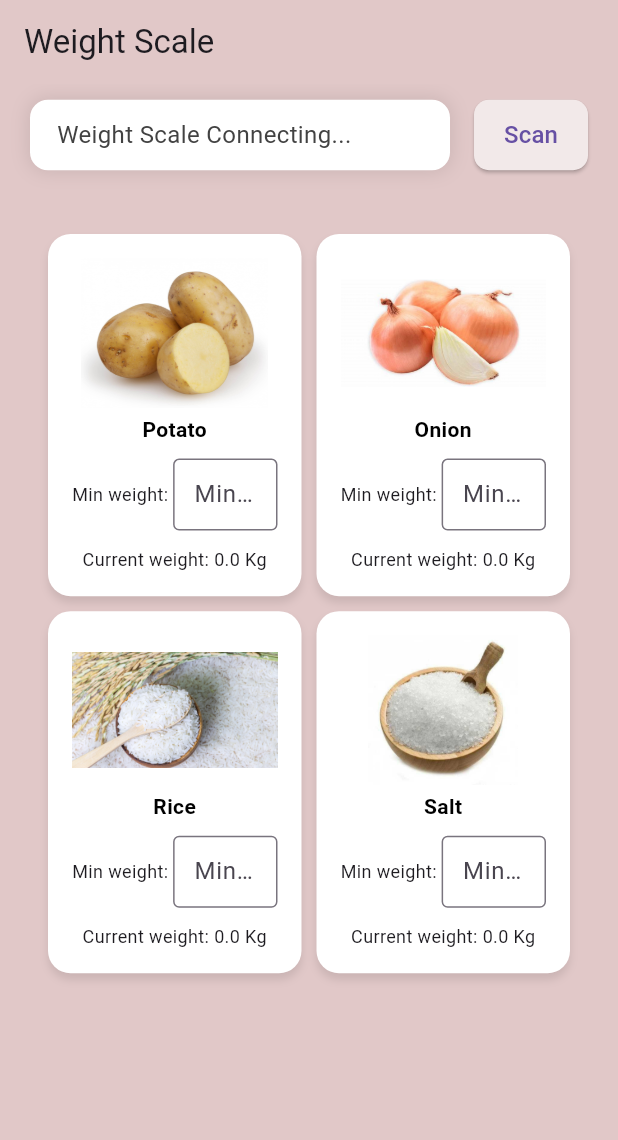
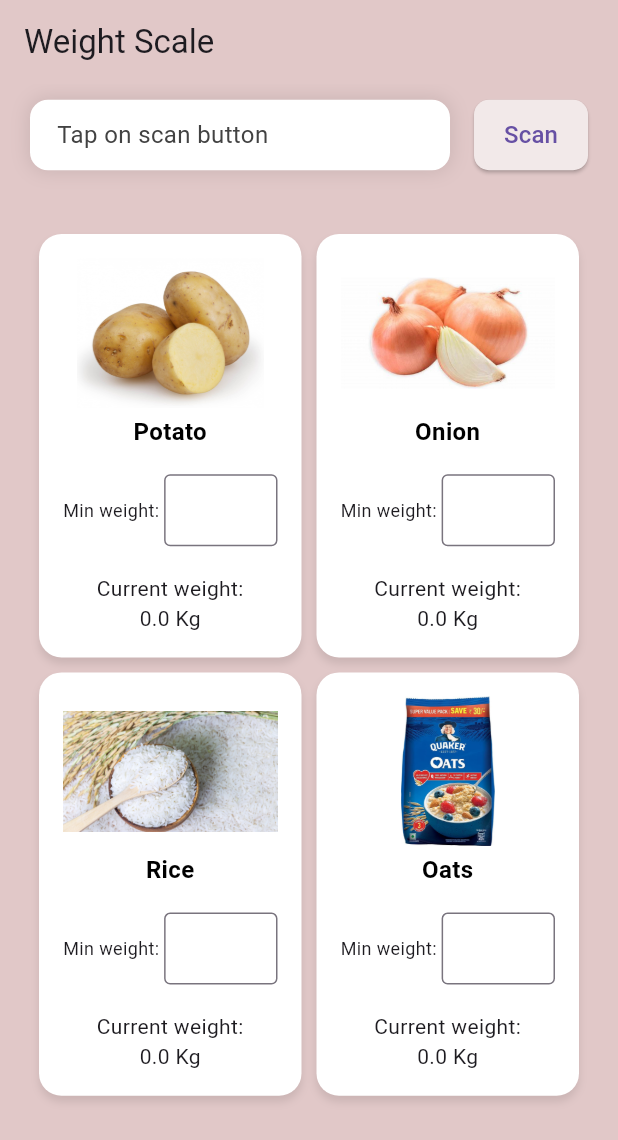
Before and after one commit to HIT-Solution/weight_scaling_system, a Flutter app: the screen it shows after launch, on a phone screen of 412 x 824 dp. Shown: the top 1140 px of the screen. Run offline on Flutter 3.47's test engine with Material 3 defaults, Android fonts, the light colour scheme and no system bars; our stand-ins replace flutter_blue_plus, permission_handler, shared_preferences.

Commit message:
ots added instead of salt, others issues ble solved

```diff
--- a/lib/home_screen.dart
+++ b/lib/home_screen.dart
@@ -1,4 +1,5 @@
 import 'dart:async';
+import 'package:flutter/cupertino.dart';
 import 'package:flutter/material.dart';
 import 'package:flutter/widgets.dart';
 import 'package:shared_preferences/shared_preferences.dart';
@@ -9,14 +10,14 @@
     required this.potatoWeight,
     required this.onionWeight,
     required this.riceWeight,
-    required this.saltWeight,
+    required this.oatsWeight,
     required this.isBLEConnected,
   });
 
   final String potatoWeight;
   final String onionWeight;
   final String riceWeight;
-  final String saltWeight;
+  final String oatsWeight;
   final bool isBLEConnected;
 
   @override
@@ -26,11 +27,11 @@
 class _ProductScreenState extends State<ProductScreen> {
   List<Product> products = [];
   bool _isShowingLowWeightDialog =
-      false; // {"potato":5,"onion":1,"rice":1,"salt":1}
+      false; // {"potato":5,"onion":1,"rice":1,"oats":1}
   final TextEditingController potatoController = TextEditingController();
   final TextEditingController onionController = TextEditingController();
   final TextEditingController riceController = TextEditingController();
-  final TextEditingController saltController = TextEditingController();
+  final TextEditingController oatsController = TextEditingController();
   late List<TextEditingController> controllers;
   @override
   void initState() {
@@ -41,7 +42,7 @@
       potatoController,
       onionController,
       riceController,
-      saltController
+      oatsController
     ];
     products = getProducts([1, 1, 1, 1]);
     _checkLowWeightProducts();
@@ -81,16 +82,17 @@
               : 0,
           index: 2),
       Product(
-          productName: 'Salt',
-          productImageAsset: 'assets/salt.jpg',
+          productName: 'Oats',
+          productImageAsset: 'assets/oats.jpg',
           minWeight: minWeights[3],
-          currentWeight: widget.saltWeight.isNotEmpty
-              ? double.parse(widget.saltWeight)
+          currentWeight: widget.oatsWeight.isNotEmpty
+              ? double.parse(widget.oatsWeight)
               : 0,
           index: 3),
     ];
   }
 
+  // sa
   void _checkLowWeightProducts() async {
     //if(context.mounted)
     print("1");
@@ -113,7 +115,7 @@
     }
     print("5");
     await Future.delayed(
-        const Duration(seconds: 30)); // Check again after 10 seconds
+        const Duration(seconds: 5)); // Check again after 10 seconds
     print("6");
     _checkLowWeightProducts();
   }
@@ -181,7 +183,7 @@
         double storedWeight =
             prefs.getDouble('${product.productName}_minWeight') ?? 1;
         print("3");
-        // {"potato":5,"onion":1,"rice":1,"salt":1}
+        // {"potato":5,"onion":1,"rice":1,"oats":1}
         //  product.minWeight = storedWeight;
         if (!controllerInited[product.index]) {
           print("4");
@@ -227,11 +229,11 @@
     return Padding(
       padding: const EdgeInsets.all(16),
       child: GridView.count(
-        padding: const EdgeInsets.all(16),
+        padding: const EdgeInsets.symmetric(horizontal: 10, vertical: 16),
         mainAxisSpacing: 10,
         crossAxisSpacing: 10,
         crossAxisCount: 2,
-        childAspectRatio: .7,
+        childAspectRatio: .62,
         children: products
             .map((product) => ProductBox(
                   product: product,
@@ -256,21 +258,6 @@
   final Product product;
   final Function(double) onMinWeightChanged;
   final TextEditingController controller;
-
-//   @override
-//   _ProductBoxState createState() => _ProductBoxState();
-// }
-
-// class _ProductBoxState extends State<ProductBox> {
-//   late TextEditingController _controller;
-
-//   @override
-//   void initState() {
-//     super.initState();
-//     _controller = widget.controller;
-//     _controller =
-//         TextEditingController(text: widget.product.minWeight.toString());
-//   }
 
   @override
   Widget build(BuildContext context) {
@@ -307,7 +294,7 @@
             textAlign: TextAlign.center,
             style: const TextStyle(
               color: Colors.black,
-              fontSize: 14,
+              fontSize: 16,
               fontWeight: FontWeight.w600,
             ),
           ),
@@ -323,11 +310,13 @@
                     fontWeight: FontWeight.w400,
                   ),
                 ),
-                Flexible(
+                Expanded(
+                  // height: 60,
+                  // width: 30,
                   child: TextField(
                     controller: controller,
                     decoration: InputDecoration(
-                      hintText: 'Min weight',
+                      hintText: '',
                       border: OutlineInputBorder(),
                       contentPadding: EdgeInsets.symmetric(horizontal: 10),
                     ),
@@ -348,10 +337,10 @@
           ),
           const SizedBox(height: 6),
           Text(
-            'Current weight: ${product.currentWeight} Kg',
+            'Current weight:\n${formatDoubleToTwoDecimals(product.currentWeight)} Kg',
             textAlign: TextAlign.center,
             style: const TextStyle(
-              fontSize: 12,
+              fontSize: 14,
               fontWeight: FontWeight.w400,
             ),
           ),
@@ -359,6 +348,10 @@
       ),
     );
   }
+}
+
+double formatDoubleToTwoDecimals(double number) {
+  return double.parse(number.toStringAsFixed(3));
 }
 
 class Product {
--- a/lib/main.dart
+++ b/lib/main.dart
@@ -8,6 +8,8 @@
   runApp(const MaterialApp(debugShowCheckedModeBanner: false, home: MyApp()));
 }
 
+enum BleState { initial, scanning, connecting, connected, disconnected }
+
 class MyApp extends StatefulWidget {
   const MyApp({super.key});
 
@@ -16,9 +18,9 @@
 }
 
 class _MyAppState extends State<MyApp> {
-  bool isScanning = false;
-  bool isConnected = false;
-
+  // bool isScanning = false;
+  // bool isConnected = false;
+  BleState bleState = BleState.initial;
   // UUIDs
   final String serviceUUID = "4fafc201-1fb5-459e-8fcc-c5c9c331914b";
   final String characteristicUUIDRx = "beb5483e-36e1-4688-b7f5-ea07361b26a8";
@@ -54,15 +56,19 @@
   stopScan() {
     FlutterBluePlus.stopScan();
     setState(() {
-      isScanning = false;
+      bleState = BleState.connecting;
     });
   }
 
   connectToDevice(BluetoothDevice device) async {
+    setState(() {
+      bleState = BleState.connecting;
+    });
     await device.disconnect();
     await device.connect();
-    isConnected = true;
-    setState(() {});
+    setState(() {
+      bleState = BleState.connected;
+    });
     print("Device connected");
     discoverServices(device);
   }
@@ -85,6 +91,11 @@
                 productData = Product.fromJson(jsonDecode(jsonString));
               });
               print("Received: $jsonString");
+            }).onError((handleError) {
+              setState(() {
+                bleState = BleState.initial;
+              });
+              print("handleError: ${handleError}");
             });
           }
         }
@@ -100,17 +111,23 @@
       print("run 3");
       startScan();
     } on Exception catch (e) {
+      setState(() {
+        bleState = BleState.initial;
+      });
+      print("requestPermissions: ${e.toString()}");
       print("error $e");
     }
   }
 
   @override
   Widget build(BuildContext context) {
-    String state = isConnected
+    String state = bleState == BleState.connected
         ? "Weight Scale Connected"
-        : isScanning
-            ? "Weight Scale Scanning..."
-            : "Weight Scale Connecting...";
+        : bleState == BleState.connecting
+            ? "Weight Scale Connecting..."
+            : bleState == BleState.scanning
+                ? "Weight Scale Scanning..."
+                : "Tap on scan button";
     return Scaffold(
       backgroundColor: const Color(0xFFE1C8C8),
       //  resizeToAvoidBottomInset: false,
@@ -156,7 +173,9 @@
                     const SizedBox(
                         width: 16), // Spacing between text and button
                     ElevatedButton(
-                      onPressed: isScanning ? null : requestPermissions,
+                      onPressed: bleState == BleState.scanning
+                          ? null
+                          : requestPermissions,
                       style: ElevatedButton.styleFrom(
                         backgroundColor: Color.fromARGB(
                             255, 242, 233, 233), // Soft red button color
@@ -179,7 +198,7 @@
                   potatoWeight: productData?.potato ?? "",
                   onionWeight: productData?.onion ?? "",
                   riceWeight: productData?.rice ?? "",
-                  saltWeight: productData?.salt ?? "",
+                  oatsWeight: productData?.oats ?? "",
                   isBLEConnected: productData != null,
                 ),
               ),
@@ -195,20 +214,20 @@
   final String potato;
   final String onion;
   final String rice;
-  final String salt;
+  final String oats;
 
   Product(
       {required this.potato,
       required this.onion,
       required this.rice,
-      required this.salt});
+      required this.oats});
 
   factory Product.fromJson(Map<String, dynamic> json) {
     return Product(
       potato: json['potato'].toString(),
       onion: json['onion'].toString(),
       rice: json['rice'].toString(),
-      salt: json['salt'].toString(),
+      oats: json['oats'].toString(),
     );
   }
 }
```
Also changed, not shown: assets/oats.jpg (added), assets/salt.jpg (deleted), 1 other file.
